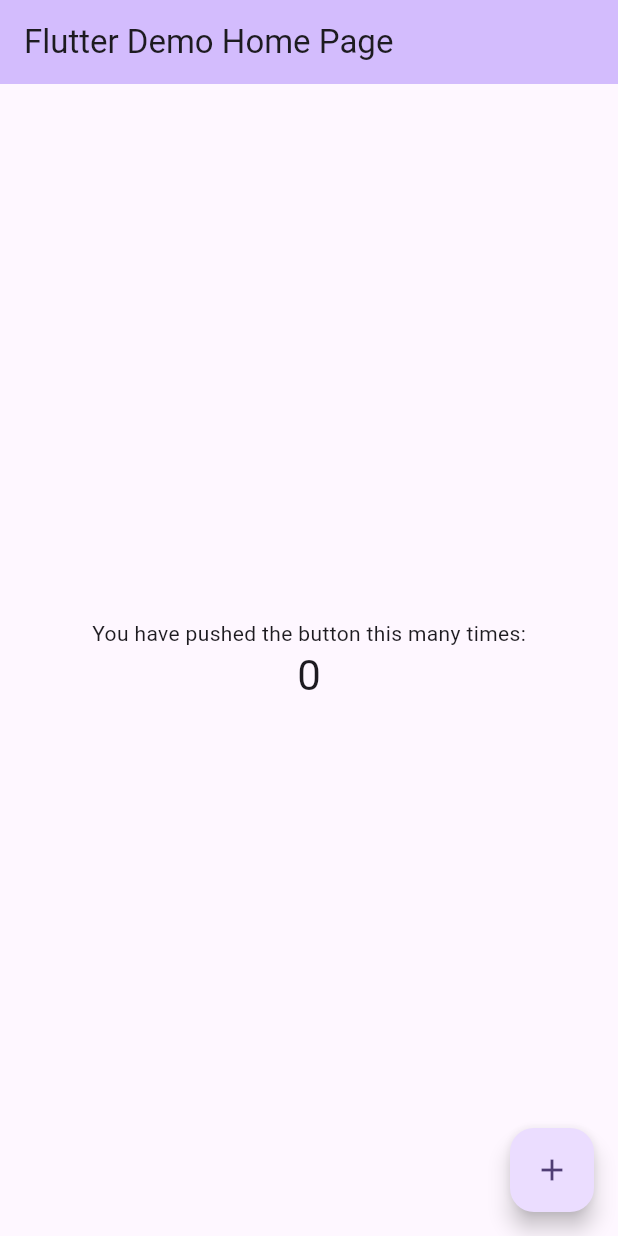
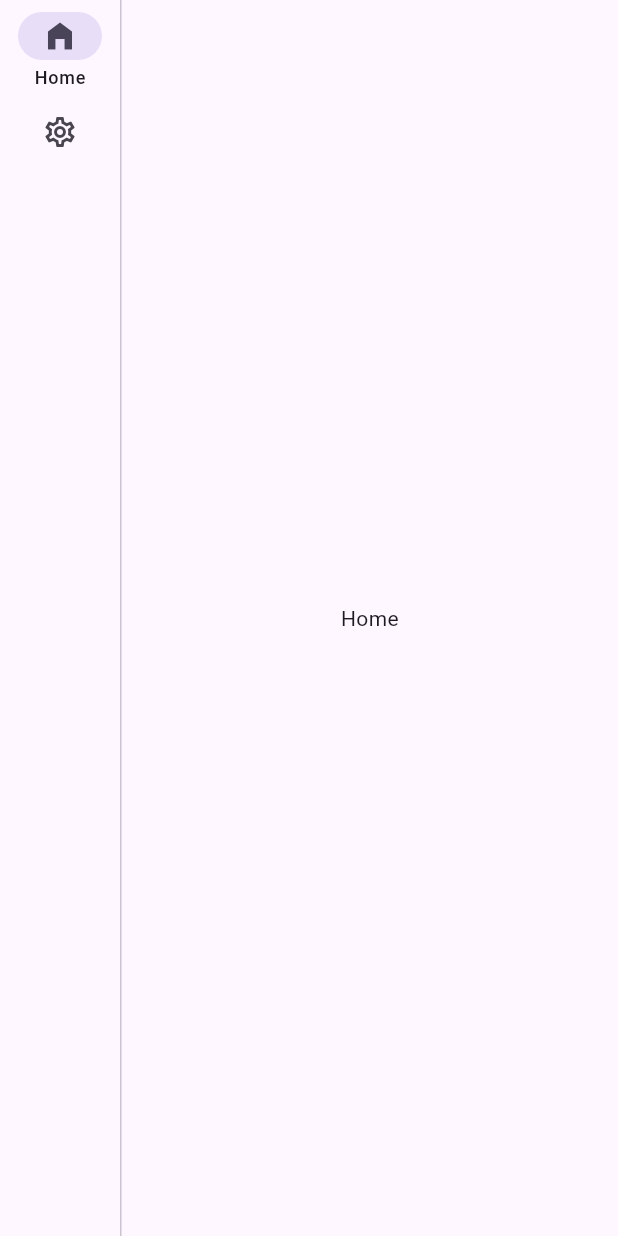
Before and after one commit to joshk326/lynk, a Flutter app: the screen it shows after launch, on a phone screen of 412 x 824 dp. Run offline on Flutter 3.47's test engine with Material 3 defaults, Android fonts, the phone set to English and light mode, and no system bars; missing offline and left inert: window_manager.

Commit message:
Added navigation bar

```diff
--- /dev/null
+++ b/lib/Screens/home.dart
@@ -0,0 +1,15 @@
+import 'package:flutter/material.dart';
+
+class Home extends StatefulWidget {
+  const Home({super.key});
+
+  @override
+  State<Home> createState() => _HomeState();
+}
+
+class _HomeState extends State<Home> {
+  @override
+  Widget build(BuildContext context) {
+    return const Text("Home");
+  }
+}
--- a/lib/main.dart
+++ b/lib/main.dart
@@ -1,125 +1,33 @@
+import 'package:app/navigation.dart';
 import 'package:flutter/material.dart';
+import 'package:window_manager/window_manager.dart';
 
-void main() {
-  runApp(const MyApp());
+void main() async {
+  WidgetsFlutterBinding.ensureInitialized();
+  await windowManager.ensureInitialized();
+
+  WindowOptions windowOptions = const WindowOptions(
+    center: true,
+    minimumSize: Size(900, 800),
+    backgroundColor: Colors.transparent,
+    skipTaskbar: false,
+    titleBarStyle: TitleBarStyle.normal,
+  );
+  windowManager.waitUntilReadyToShow(windowOptions, () async {
+    await windowManager.show();
+    await windowManager.focus();
+  });
+
+  runApp(const App());
 }
 
-class MyApp extends StatelessWidget {
-  const MyApp({super.key});
-
-  // This widget is the root of your application.
+class App extends StatelessWidget {
+  const App({super.key});
   @override
   Widget build(BuildContext context) {
-    return MaterialApp(
-      title: 'Flutter Demo',
-      theme: ThemeData(
-        // This is the theme of your application.
-        //
-        // TRY THIS: Try running your application with "flutter run". You'll see
-        // the application has a purple toolbar. Then, without quitting the app,
-        // try changing the seedColor in the colorScheme below to Colors.green
-        // and then invoke "hot reload" (save your changes or press the "hot
-        // reload" button in a Flutter-supported IDE, or press "r" if you used
-        // the command line to start the app).
-        //
-        // Notice that the counter didn't reset back to zero; the application
-        // state is not lost during the reload. To reset the state, use hot
-        // restart instead.
-        //
-        // This works for code too, not just values: Most code changes can be
-        // tested with just a hot reload.
-        colorScheme: ColorScheme.fromSeed(seedColor: Colors.deepPurple),
-        useMaterial3: true,
-      ),
-      home: const MyHomePage(title: 'Flutter Demo Home Page'),
+    return const MaterialApp(
+      title: 'App',
+      home: Navigation(),
     );
   }
 }
-
-class MyHomePage extends StatefulWidget {
-  const MyHomePage({super.key, required this.title});
-
-  // This widget is the home page of your application. It is stateful, meaning
-  // that it has a State object (defined below) that contains fields that affect
-  // how it looks.
-
-  // This class is the configuration for the state. It holds the values (in this
-  // case the title) provided by the parent (in this case the App widget) and
-  // used by the build method of the State. Fields in a Widget subclass are
-  // always marked "final".
-
-  final String title;
-
-  @override
-  State<MyHomePage> createState() => _MyHomePageState();
-}
-
-class _MyHomePageState extends State<MyHomePage> {
-  int _counter = 0;
-
-  void _incrementCounter() {
-    setState(() {
-      // This call to setState tells the Flutter framework that something has
-      // changed in this State, which causes it to rerun the build method below
-      // so that the display can reflect the updated values. If we changed
-      // _counter without calling setState(), then the build method would not be
-      // called again, and so nothing would appear to happen.
-      _counter++;
-    });
-  }
-
-  @override
-  Widget build(BuildContext context) {
-    // This method is rerun every time setState is called, for instance as done
-    // by the _incrementCounter method above.
-    //
-    // The Flutter framework has been optimized to make rerunning build methods
-    // fast, so that you can just rebuild anything that needs updating rather
-    // than having to individually change instances of widgets.
-    return Scaffold(
-      appBar: AppBar(
-        // TRY THIS: Try changing the color here to a specific color (to
-        // Colors.amber, perhaps?) and trigger a hot reload to see the AppBar
-        // change color while the other colors stay the same.
-        backgroundColor: Theme.of(context).colorScheme.inversePrimary,
-        // Here we take the value from the MyHomePage object that was created by
-        // the App.build method, and use it to set our appbar title.
-        title: Text(widget.title),
-      ),
-      body: Center(
-        // Center is a layout widget. It takes a single child and positions it
-        // in the middle of the parent.
-        child: Column(
-          // Column is also a layout widget. It takes a list of children and
-          // arranges them vertically. By default, it sizes itself to fit its
-          // children horizontally, and tries to be as tall as its parent.
-          //
-          // Column has various properties to control how it sizes itself and
-          // how it positions its children. Here we use mainAxisAlignment to
-          // center the children vertically; the main axis here is the vertical
-          // axis because Columns are vertical (the cross axis would be
-          // horizontal).
-          //
-          // TRY THIS: Invoke "debug painting" (choose the "Toggle Debug Paint"
-          // action in the IDE, or press "p" in the console), to see the
-          // wireframe for each widget.
-          mainAxisAlignment: MainAxisAlignment.center,
-          children: <Widget>[
-            const Text(
-              'You have pushed the button this many times:',
-            ),
-            Text(
-              '$_counter',
-              style: Theme.of(context).textTheme.headlineMedium,
-            ),
-          ],
-        ),
-      ),
-      floatingActionButton: FloatingActionButton(
-        onPressed: _incrementCounter,
-        tooltip: 'Increment',
-        child: const Icon(Icons.add),
-      ), // This trailing comma makes auto-formatting nicer for build methods.
-    );
-  }
-}
--- /dev/null
+++ b/lib/navigation.dart
@@ -0,0 +1,55 @@
+import 'package:app/Constants/theme.dart';
+import 'package:app/Screens/home.dart';
+import 'package:app/Screens/settings.dart';
+import 'package:flutter/material.dart';
+
+class Navigation extends StatefulWidget {
+  const Navigation({super.key});
+
+  @override
+  State<Navigation> createState() => _NavigationState();
+}
+
+class _NavigationState extends State<Navigation> {
+  int _currentIndex = 0;
+  final screens = [const Home(), const Settings()];
+
+  @override
+  Widget build(BuildContext context) {
+    return Scaffold(
+      body: Row(
+        children: <Widget>[
+          NavigationRail(
+            selectedIndex: _currentIndex,
+            onDestinationSelected: (int index) {
+              setState(() {
+                _currentIndex = index;
+              });
+            },
+            labelType: NavigationRailLabelType.selected,
+            destinations: [
+              NavigationRailDestination(
+                icon: const Icon(Icons.home_outlined),
+                selectedIcon: const Icon(Icons.home_filled),
+                indicatorColor: lightGreen,
+                label: const Text('Home'),
+              ),
+              NavigationRailDestination(
+                icon: const Icon(Icons.settings_outlined),
+                selectedIcon: const Icon(Icons.settings),
+                indicatorColor: lightGreen,
+                label: const Text('Settings'),
+              )
+            ],
+          ),
+          const VerticalDivider(thickness: 1, width: 1),
+          Expanded(
+            child: Center(
+              child: screens[_currentIndex],
+            ),
+          )
+        ],
+      ),
+    );
+  }
+}
--- a/pubspec.yaml
+++ b/pubspec.yaml
@@ -30,6 +30,7 @@ environment:
 dependencies:
   flutter:
     sdk: flutter
+  window_manager: ^0.4.2
 
 
   # The following adds the Cupertino Icons font to your application.
```
Also changed, not shown: lib/Constants/theme.dart (added, +7 -0 lines), lib/Screens/settings.dart (added, +15 -0 lines), pubspec.lock, 6 other files.
